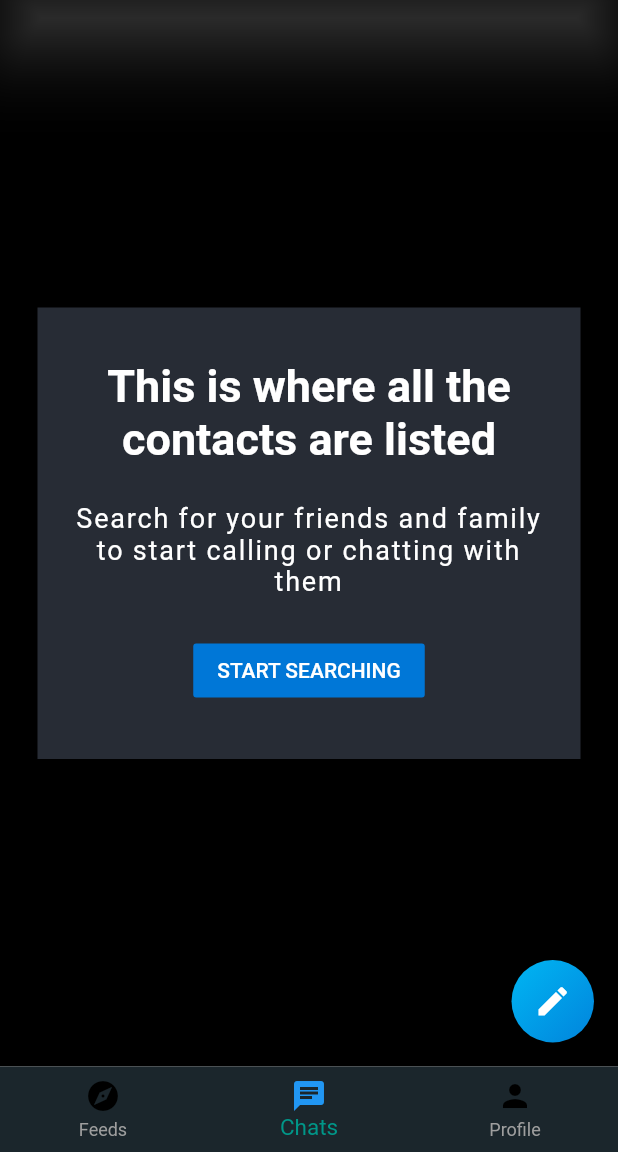
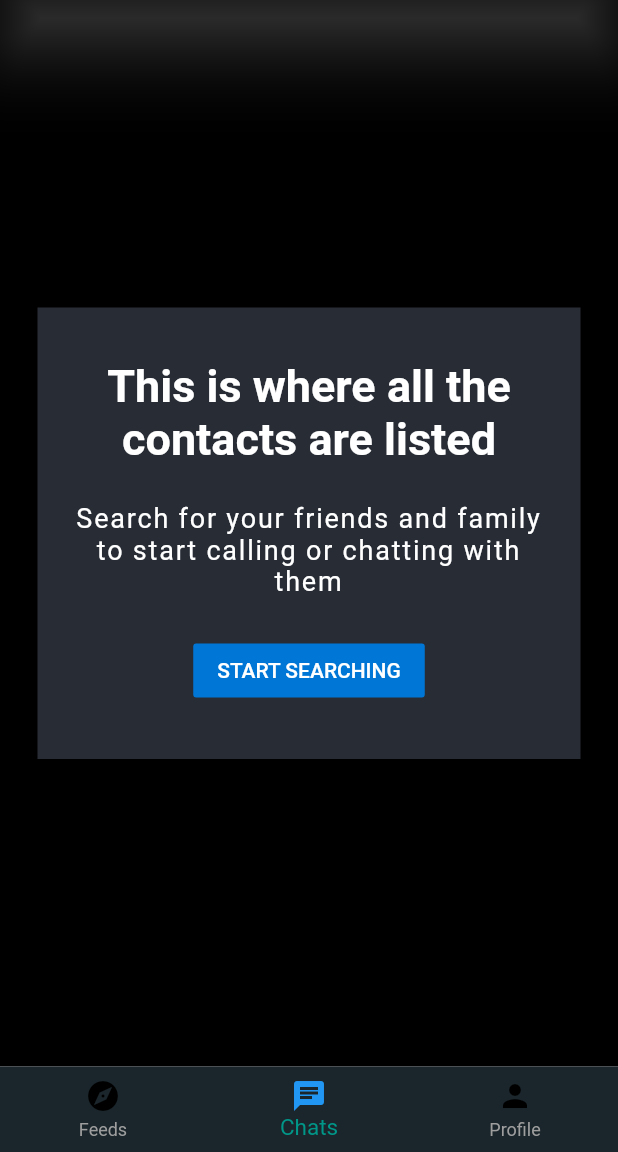
Before and after one commit to ayushs136/NO-COVID, a Flutter app: the screen it shows once a user with an empty profile is signed in, item 2 of the bottom bar chosen, on a phone screen of 412 x 824 dp, the part 84-1236 px from its top. Run offline on Flutter 3.47's test engine with Material 2 defaults, Android fonts, the phone set to English and light mode, and no system bars; our stand-ins replace auto_size_text, cached_network_image, cloud_firestore, dio, firebase_auth, firebase_core and 14 more; missing offline and left inert: country_state_city_picker, firebase_admob, flutter_auth_buttons, geocoder; accounts and stored records are empty.

Commit message:
minor fixes

```diff
--- a/lib/Screens/Home/chat_screens/chat_list_screen.dart
+++ b/lib/Screens/Home/chat_screens/chat_list_screen.dart
@@ -23,7 +23,7 @@ class ChatListScreen extends StatelessWidget {
         elevation: 20,
       ),
       backgroundColor: Colors.black,
-      floatingActionButton: NewChatButton(),
+      // floatingActionButton: NewChatButton(),
       body: ChatListContainer(),
     );
   }
--- a/lib/Screens/Home/user_profile.dart
+++ b/lib/Screens/Home/user_profile.dart
@@ -41,7 +41,7 @@ class _UserProfileState extends State<UserProfile> {
       var fb = FirebaseAuth.instance.currentUser;
       userData = FirebaseFirestore.instance
           .collection('userData')
-          .doc(fb.uid)
+          .where('uid', isEqualTo: fb.uid)
           .snapshots();
       // Helper.fromMap(userData.data());
     });
@@ -67,7 +67,7 @@ class _UserProfileState extends State<UserProfile> {
       stream: userData,
       builder: (context, snapshot) {
         if (snapshot.hasData) {
-          print(snapshot.data.docs.data());
+          // print(snapshot.data.docs[0].data());
           return Scaffold(
             // floatingActionButton: RaisedButton(
             //   shape: RoundedRectangleBorder(
```
